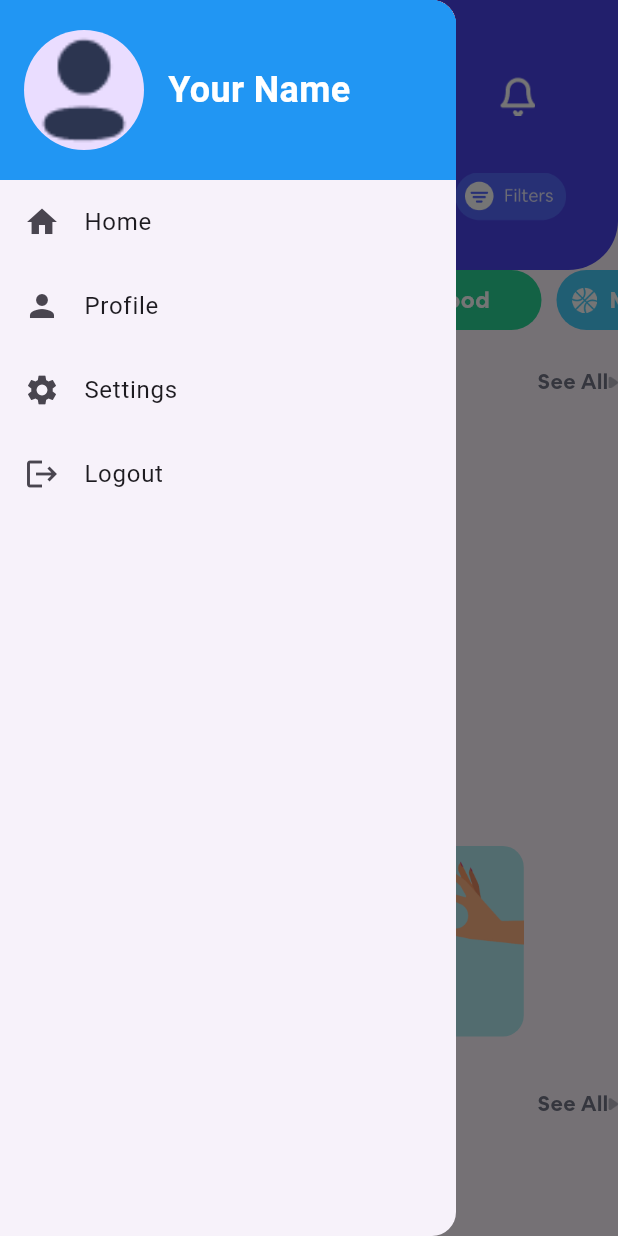
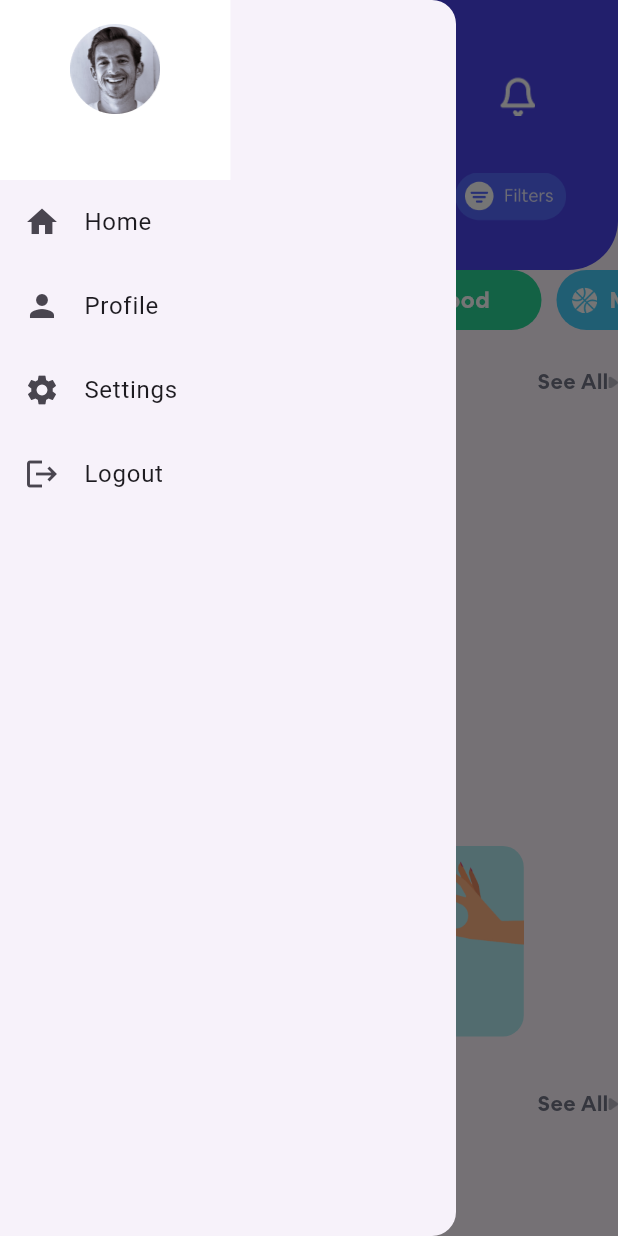
Before and after one commit to Rostomgh/Test_Org, a Flutter app: the HomeScreen screen opened by its route, with the side drawer open, on a phone screen of 412 x 824 dp. Run offline on Flutter 3.47's test engine with Material 3 defaults, Android fonts, the phone set to English and light mode, and no system bars; our stand-ins replace bloc, flutter_bloc, responsive_grid, smooth_page_indicator.

Commit message:
fix error in drawer, change drawer

```diff
--- a/lib/features/Home/Widget/CustomDrawer.dart
+++ b/lib/features/Home/Widget/CustomDrawer.dart
@@ -1,5 +1,6 @@
 import 'package:flutter/material.dart';
 import 'package:test_org/core/Theme/AppAssets.dart';
+import 'package:test_org/core/Theme/AppColors.dart';
 
 class CustomDrawer extends StatelessWidget {
   const CustomDrawer({super.key});
@@ -12,18 +13,17 @@ class CustomDrawer extends StatelessWidget {
         children: [
           Container(
             height: 120,
-            color: Colors.blue, // You can customize this
-            child: Padding(
+            color: AppColors.whiteColor,
+            child:  Padding(
               padding: const EdgeInsets.all(16.0),
-              child: Row(
+              child: Column(
                 children: [
-                  CircleAvatar(
-                    backgroundImage: AssetImage(Assets.profile), // Add your profile image asset
-                    radius: 40,
-                  ),
-                  const SizedBox(width: 16),
+                Image.asset(
+                  Assets.invite3,height: 60,width: 60,
+                ),
+                  const SizedBox(height: 12),
                   const Text(
-                    'Your Name', // You can fetch user's name dynamically
+                    'Your Name',
                     style: TextStyle(
                       color: Colors.white,
                       fontSize: 24,
@@ -38,8 +38,8 @@ class CustomDrawer extends StatelessWidget {
             leading: const Icon(Icons.home),
             title: const Text('Home'),
             onTap: () {
-              Navigator.of(context).pop(); // Close the drawer
-              // Navigate to home screen or perform other actions
+              Navigator.of(context).pop();
+
             },
           ),
           ListTile(
@@ -47,7 +47,7 @@ class CustomDrawer extends StatelessWidget {
             title: const Text('Profile'),
             onTap: () {
               Navigator.of(context).pop();
-              // Navigate to profile screen or perform other actions
+
             },
           ),
           ListTile(
@@ -55,7 +55,6 @@ class CustomDrawer extends StatelessWidget {
             title: const Text('Settings'),
             onTap: () {
               Navigator.of(context).pop();
-              // Navigate to settings screen or perform other actions
             },
           ),
           ListTile(
@@ -63,7 +62,7 @@ class CustomDrawer extends StatelessWidget {
             title: const Text('Logout'),
             onTap: () {
               Navigator.of(context).pop();
-              // Perform logout actions
+
             },
           ),
         ],
--- a/lib/features/Home/Widget/CustomMenu.dart
+++ b/lib/features/Home/Widget/CustomMenu.dart
@@ -13,7 +13,9 @@ class CustomMenu extends StatelessWidget {
         //mainAxisAlignment: MainAxisAlignment.start,
         crossAxisAlignment: CrossAxisAlignment.start,
         children: [
-          IconButton(onPressed: (){}, icon: Image.asset(Assets.menu,height: 19,width: 24,)),
+          IconButton(onPressed: (){
+              Scaffold.of(context).openDrawer();
+          }, icon: Image.asset(Assets.menu,height: 19,width: 24,)),
           const SizedBox(width: 80,),
           const Column(
             //mainAxisAlignment: MainAxisAlignment.center,
```
